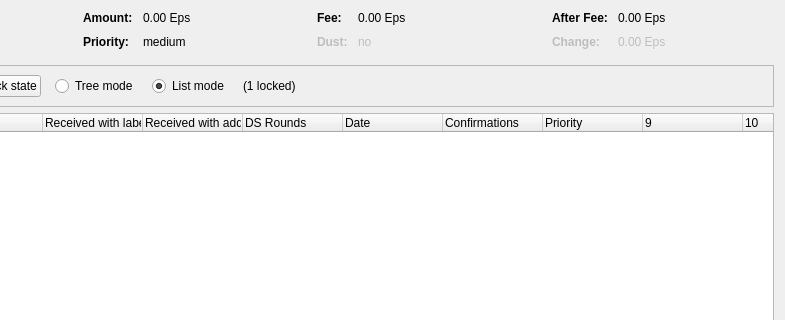
First picture: the form in src/qt/forms/coincontroldialog.ui, repository magocoin/magocoin2, before the edit; both pictures show x 169 to 954 and y 0 to 320 of the 954 by 500 pixel window.
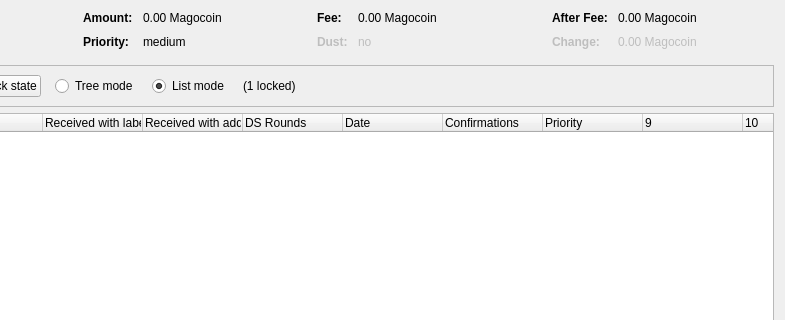
Second picture: the form after the edit. Custom widgets are drawn as their Qt base class.

What changed in the file:
```diff
--- a/src/qt/forms/coincontroldialog.ui
+++ b/src/qt/forms/coincontroldialog.ui
@@ -132,7 +132,7 @@
           <enum>Qt::ActionsContextMenu</enum>
          </property>
          <property name="text">
-          <string notr="true">0.00 Eps</string>
+          <string notr="true">0.00 Magocoin</string>
          </property>
          <property name="textInteractionFlags">
           <set>Qt::LinksAccessibleByMouse|Qt::TextSelectableByKeyboard|Qt::TextSelectableByMouse</set>
@@ -206,7 +206,7 @@
           <enum>Qt::ActionsContextMenu</enum>
          </property>
          <property name="text">
-          <string notr="true">0.00 Eps</string>
+          <string notr="true">0.00 Magocoin</string>
          </property>
          <property name="textInteractionFlags">
           <set>Qt::LinksAccessibleByMouse|Qt::TextSelectableByKeyboard|Qt::TextSelectableByMouse</set>
@@ -286,7 +286,7 @@
           <enum>Qt::ActionsContextMenu</enum>
          </property>
          <property name="text">
-          <string notr="true">0.00 Eps</string>
+          <string notr="true">0.00 Magocoin</string>
          </property>
          <property name="textInteractionFlags">
           <set>Qt::LinksAccessibleByMouse|Qt::TextSelectableByKeyboard|Qt::TextSelectableByMouse</set>
@@ -321,7 +321,7 @@
           <enum>Qt::ActionsContextMenu</enum>
          </property>
          <property name="text">
-          <string notr="true">0.00 Eps</string>
+          <string notr="true">0.00 Magocoin</string>
          </property>
          <property name="textInteractionFlags">
           <set>Qt::LinksAccessibleByMouse|Qt::TextSelectableByKeyboard|Qt::TextSelectableByMouse</set>
```
